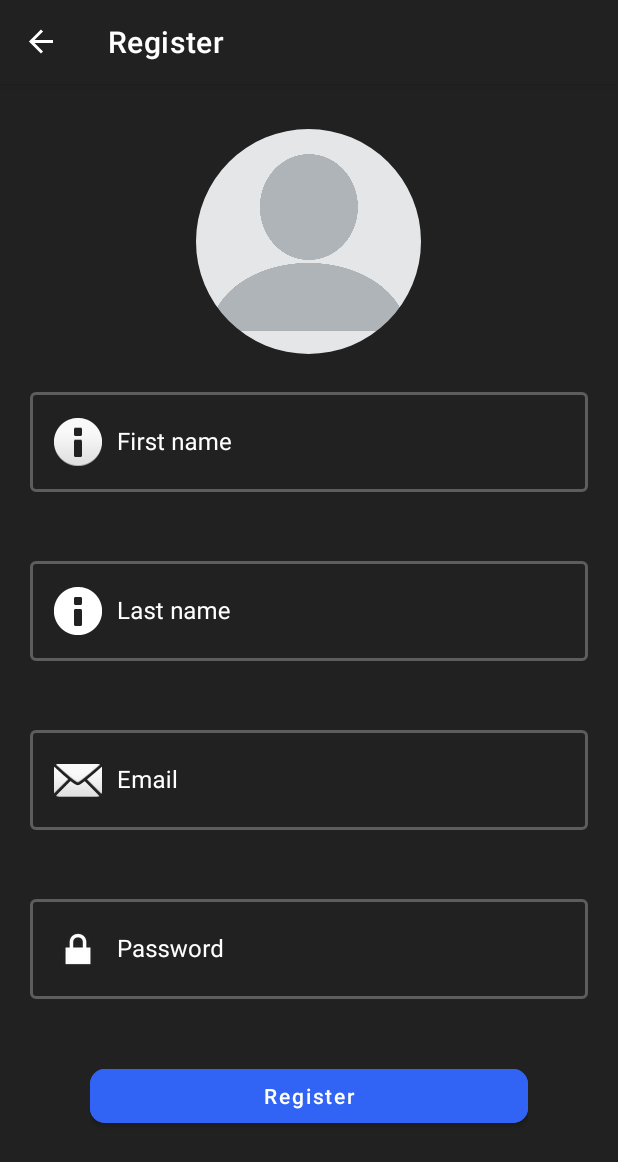
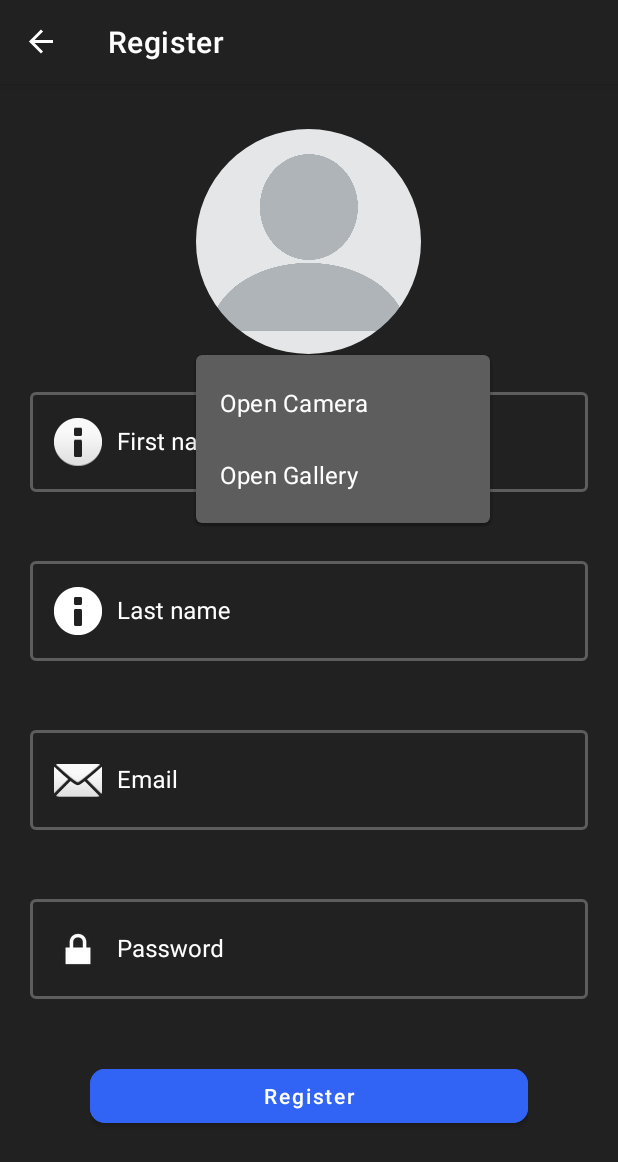
Before and after one commit to AviranBac/RecipeReviews, an Android app: the RegisterFragment screen opened through its navigation route, after a tap on an icon or button, on a phone screen of 412 x 824 dp. Shown: the top 1162 px of the screen. Run offline under Robolectric (Android 15) with nearby library versions, the phone set to English and light mode, and no system bars; our stand-ins replace Firebase (no records; nobody signed in at launch, a user with empty details on screens opened directly), navigation-ui; 1 statement that could not run was skipped.

Commit message:
feat(Camera): add abstract fragment for Open Camera/Open Gallery using menu

```diff
--- /dev/null
+++ b/app/src/main/java/com/example/recipereviews/fragments/common/CameraUtilsFragment.java
@@ -0,0 +1,62 @@
+package com.example.recipereviews.fragments.common;
+
+import android.graphics.Bitmap;
+import android.net.Uri;
+import android.os.Bundle;
+import android.view.Gravity;
+import android.view.MenuInflater;
+import android.view.MenuItem;
+import android.view.View;
+
+import androidx.activity.result.ActivityResultLauncher;
+import androidx.activity.result.contract.ActivityResultContracts;
+import androidx.appcompat.widget.PopupMenu;
+import androidx.fragment.app.Fragment;
+
+import com.example.recipereviews.R;
+import com.google.android.material.imageview.ShapeableImageView;
+
+public abstract class CameraUtilsFragment extends Fragment {
+
+    protected ShapeableImageView avatarImg;
+    protected ActivityResultLauncher<Void> cameraLauncher;
+    protected ActivityResultLauncher<String> galleryLauncher;
+
+    @Override
+    public void onCreate(Bundle savedInstanceState) {
+        super.onCreate(savedInstanceState);
+
+        this.cameraLauncher = registerForActivityResult(new ActivityResultContracts.TakePicturePreview(), (Bitmap result) -> {
+            if (result != null) {
+                avatarImg.setImageBitmap(result);
+            }
+        });
+        this.galleryLauncher = registerForActivityResult(new ActivityResultContracts.GetContent(), (Uri result) -> {
+            if (result != null){
+                avatarImg.setImageURI(result);
+            }
+        });
+    }
+
+    public void showCameraMenu(View view) {
+        if (this.getContext() != null) {
+            PopupMenu cameraPopupMenu = new PopupMenu(this.getContext(), view, Gravity.CENTER);
+            MenuInflater inflater = cameraPopupMenu.getMenuInflater();
+            inflater.inflate(R.menu.camera_menu, cameraPopupMenu.getMenu());
+            cameraPopupMenu.setOnMenuItemClickListener(this::setOnMenuItemClickListener);
+            cameraPopupMenu.show();
+        }
+    }
+
+    private boolean setOnMenuItemClickListener(MenuItem menuItem) {
+        if (menuItem.getItemId() == R.id.camera_menu_open_camera) {
+            this.cameraLauncher.launch(null);
+            return true;
+        } else if (menuItem.getItemId() == R.id.camera_menu_open_gallery) {
+            this.galleryLauncher.launch("image/*");
+            return true;
+        }
+
+        return false;
+    }
+}
--- a/app/src/main/java/com/example/recipereviews/fragments/guest/RegisterFragment.java
+++ b/app/src/main/java/com/example/recipereviews/fragments/guest/RegisterFragment.java
@@ -12,24 +12,22 @@ import android.widget.Button;
 import androidx.activity.result.ActivityResultLauncher;
 import androidx.activity.result.contract.ActivityResultContracts;
 import androidx.annotation.Nullable;
-import androidx.fragment.app.Fragment;
 import androidx.navigation.Navigation;
 
 import com.example.recipereviews.R;
 import com.example.recipereviews.databinding.FragmentRegisterBinding;
+import com.example.recipereviews.fragments.common.CameraUtilsFragment;
 import com.example.recipereviews.models.Model;
 import com.example.recipereviews.models.entities.User;
 import com.example.recipereviews.validators.InputValidator;
-import com.google.android.material.imageview.ShapeableImageView;
 import com.google.android.material.progressindicator.CircularProgressIndicator;
 import com.google.android.material.snackbar.Snackbar;
 import com.google.android.material.textfield.TextInputEditText;
 import com.google.android.material.textfield.TextInputLayout;
 
-public class RegisterFragment extends Fragment {
+public class RegisterFragment extends CameraUtilsFragment {
 
     private FragmentRegisterBinding binding;
-    private ShapeableImageView profileImageView;
     private TextInputLayout firstNameTextInput;
     private TextInputEditText firstNameEditText;
     private TextInputLayout lastNameTextInput;
@@ -60,7 +58,7 @@ public class RegisterFragment extends Fragment {
     }
 
     private void initializeMembers() {
-        profileImageView = binding.imageIcon;
+        super.avatarImg = binding.imageIcon;
         firstNameTextInput = binding.firstNameTextInput;
         firstNameEditText = binding.firstNameEt;
         lastNameTextInput = binding.lastNameTextInput;
@@ -111,7 +109,7 @@ public class RegisterFragment extends Fragment {
                              lastNameEditText.getText().toString(),
                              emailEditText.getText().toString());
 
-        Drawable profileImage = profileImageView.getDrawable();
+        Drawable profileImage = super.avatarImg.getDrawable();
         if (profileImage == null) {
             Model.getInstance().register(user, passwordEditText.getText().toString(), () -> this.navigateToMainPageAfterRegister(view));
         } else {
@@ -136,7 +134,7 @@ public class RegisterFragment extends Fragment {
     }
 
     private void setProfileImageViewOnClickListener() {
-        binding.imageIcon.setOnClickListener((View view1) -> cameraLauncher.launch(null));
+        binding.imageIcon.setOnClickListener(super::showCameraMenu);
     }
 
     private void setOnKeyListener(TextInputEditText editText, Runnable validator) {
--- /dev/null
+++ b/app/src/main/res/menu/camera_menu.xml
@@ -0,0 +1,7 @@
+<?xml version="1.0" encoding="utf-8"?>
+<menu xmlns:android="http://schemas.android.com/apk/res/android">
+    <item android:id="@+id/camera_menu_open_camera"
+        android:title="@string/open_camera" />
+    <item android:id="@+id/camera_menu_open_gallery"
+        android:title="@string/open_gallery" />
+</menu>
--- a/app/src/main/res/values/strings.xml
+++ b/app/src/main/res/values/strings.xml
@@ -13,4 +13,6 @@
     <string name="last_name">Last name</string>
     <string name="email_exists">This Email is already registered</string>
     <string name="required_field">Required field</string>
+    <string name="open_camera">Open Camera</string>
+    <string name="open_gallery">Open Gallery</string>
 </resources>
```
Also changed, not shown: app/src/main/java/com/example/recipereviews/fragments/user/MainPageFragment.java (+7 -5 lines).
